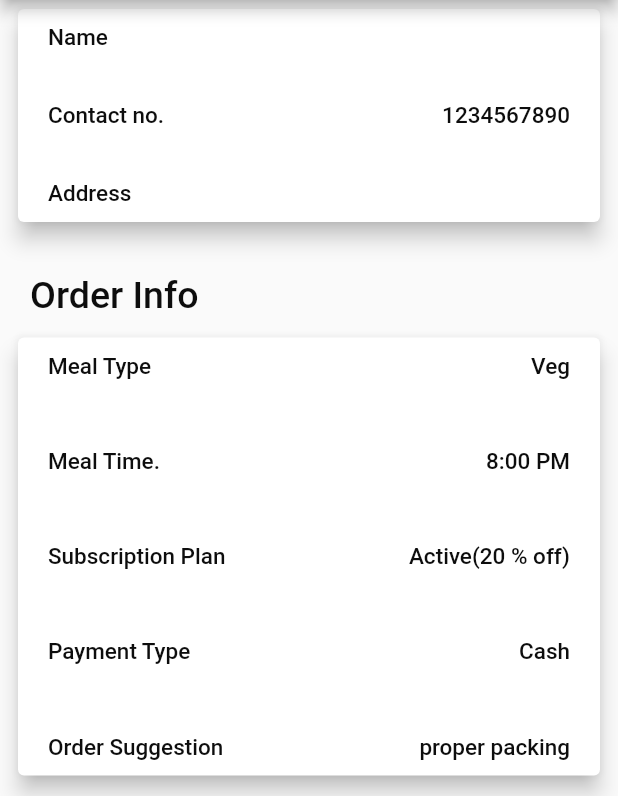
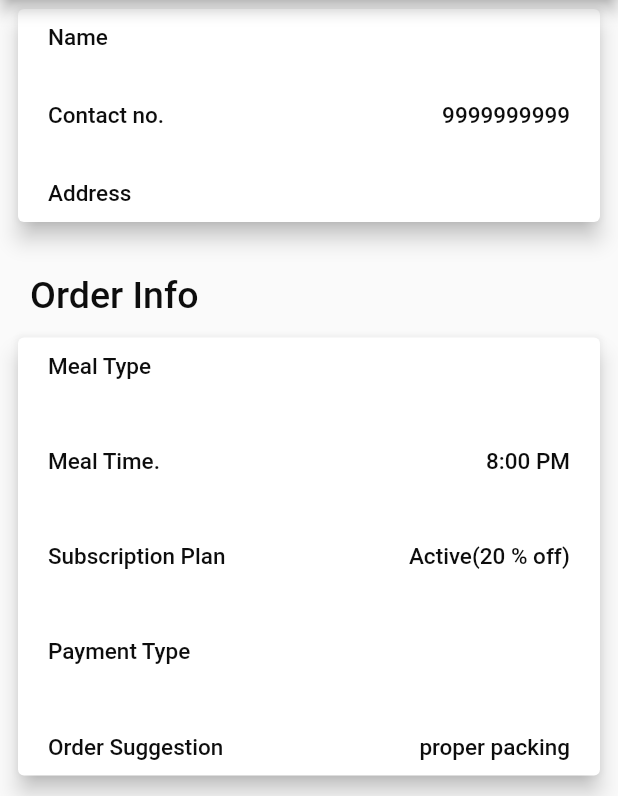
Before and after one commit to thephenomenal10/foodie, a Flutter app: the OrderInfo screen opened directly with empty values, scrolled down 57 dp, on a phone screen of 412 x 824 dp, the part 90-886 px from its top. Run offline on Flutter 3.47's test engine with Material 2 defaults, Android fonts, the phone set to English and light mode, and no system bars; drawn by our look-alikes of flutter_speed_dial; our stand-ins replace cloud_firestore, firebase_auth, firebase_messaging, firebase_storage, flutter_icons, flutter_local_notifications and 4 more; missing offline and left inert: day_night_time_picker, multi_image_picker, multiselect_formfield; accounts and stored records are empty.

Commit message:
small changes

```diff
--- a/lib/vendors/screens/orderInfo.dart
+++ b/lib/vendors/screens/orderInfo.dart
@@ -10,10 +10,9 @@ import 'PaymentSummary.dart';
 
 class OrderInfo extends StatefulWidget {
   final index;
-  final customerName;
-  final customerAddress;
+  final order;
 
-  OrderInfo(this.index, this.customerName, this.customerAddress);
+  OrderInfo(this.index, this.order);
 
   @override
   _OrderInfoState createState() => _OrderInfoState();
@@ -78,7 +77,7 @@ class _OrderInfoState extends State<OrderInfo> {
                           mainAxisAlignment: MainAxisAlignment.spaceBetween,
                         children: <Widget>[
                             new Text("Name", style: new TextStyle(color: secondaryColor, fontWeight: FontWeight.w400, fontSize: 15.0),),
-                            new Text(widget.customerName, style: new TextStyle(color: secondaryColor, fontWeight: FontWeight.w500, fontSize: 15.0),)
+                            new Text(widget.order['customerName'], style: new TextStyle(color: secondaryColor, fontWeight: FontWeight.w500, fontSize: 15.0),)
                         ],
                       ),
                     ),
@@ -87,7 +86,7 @@ class _OrderInfoState extends State<OrderInfo> {
                               mainAxisAlignment: MainAxisAlignment.spaceBetween,
                               children: <Widget>[
                                   new Text("Contact no.", style: new TextStyle(color: secondaryColor, fontWeight: FontWeight.w400, fontSize: 15.0),),
-                                  new Text("1234567890", style: new TextStyle(color: secondaryColor, fontWeight: FontWeight.w500, fontSize: 15.0),)
+                                  new Text('9999999999', style: new TextStyle(color: secondaryColor, fontWeight: FontWeight.w500, fontSize: 15.0),)
                               ],
                           ),
                       ),
@@ -96,7 +95,7 @@ class _OrderInfoState extends State<OrderInfo> {
                               mainAxisAlignment: MainAxisAlignment.spaceBetween,
                               children: <Widget>[
                                   new Text("Address", style: new TextStyle(color: secondaryColor, fontWeight: FontWeight.w400, fontSize: 15.0),),
-                                  new Text(widget.customerAddress, style: new TextStyle(color: secondaryColor, fontWeight: FontWeight.w500, fontSize: 15.0),)
+                                  new Text(widget.order['customerAddress'], style: new TextStyle(color: secondaryColor, fontWeight: FontWeight.w500, fontSize: 15.0),)
                               ],
                           ),
                       ),
@@ -133,7 +132,7 @@ class _OrderInfoState extends State<OrderInfo> {
                                             mainAxisAlignment: MainAxisAlignment.spaceBetween,
                                             children: <Widget>[
                                                 new Text("Meal Type", style: new TextStyle(color: secondaryColor, fontWeight: FontWeight.w400, fontSize: 15.0),),
-                                                new Text("Veg", style: new TextStyle(color: secondaryColor, fontWeight: FontWeight.w500, fontSize: 15.0),)
+                                                new Text(widget.order['foodType'], style: new TextStyle(color: secondaryColor, fontWeight: FontWeight.w500, fontSize: 15.0),)
                                             ],
                                         ),
                                     ),
@@ -160,7 +159,7 @@ class _OrderInfoState extends State<OrderInfo> {
                                             mainAxisAlignment: MainAxisAlignment.spaceBetween,
                                             children: <Widget>[
                                                 new Text("Payment Type", style: new TextStyle(color: secondaryColor, fontWeight: FontWeight.w400, fontSize: 15.0),),
-                                                new Text("Cash", style: new TextStyle(color: secondaryColor, fontWeight: FontWeight.w500, fontSize: 15.0),)
+                                                new Text(widget.order['paymentMode'], style: new TextStyle(color: secondaryColor, fontWeight: FontWeight.w500, fontSize: 15.0),)
                                             ],
                                         ),
                                     ),
--- a/lib/vendors/widgets/Orders.dart
+++ b/lib/vendors/widgets/Orders.dart
@@ -138,8 +138,10 @@ class Orders extends StatelessWidget {
                                     Navigator.push(
                                       context,
                                       MaterialPageRoute(
-                                        builder: (context) => OrderInfo(index,
-                                            orders[index], orders[index]),
+                                        builder: (context) => OrderInfo(
+                                          index,
+                                          orders[index],
+                                        ),
                                       ),
                                     );
                                   },
```
Also changed, not shown: lib/vendors/screens/HomePage.dart (+23 -14 lines), lib/vendors/widgets/ordersData.dart (+26 -1 lines), pubspec.lock, 1 other file.
